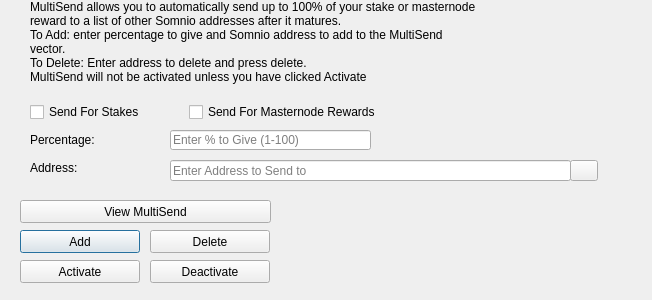
First picture: the form in src/qt/forms/multisenddialog.ui, repository MCLXI/TSC, before the edit.
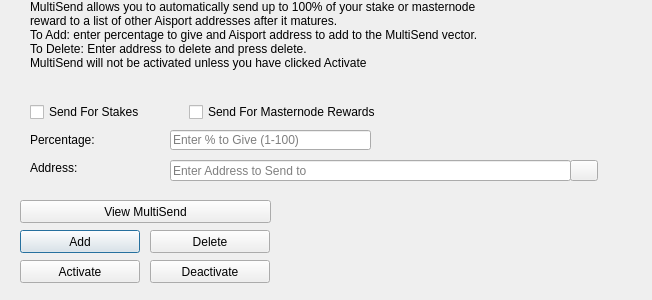
Second picture: the form after the edit. Icons and pictures are not drawn.

```diff
--- a/src/qt/forms/multisenddialog.ui
+++ b/src/qt/forms/multisenddialog.ui
@@ -61,8 +61,8 @@
     <number>1</number>
    </property>
    <property name="text">
-    <string>MultiSend allows you to automatically send up to 100% of your stake or masternode reward to a list of other Somnio addresses after it matures.
-To Add: enter percentage to give and Somnio address to add to the MultiSend vector.
+    <string>MultiSend allows you to automatically send up to 100% of your stake or masternode reward to a list of other Aisport addresses after it matures.
+To Add: enter percentage to give and Aisport address to add to the MultiSend vector.
 To Delete: Enter address to delete and press delete.
 MultiSend will not be activated unless you have clicked Activate</string>
    </property>
```
Left out of the diff: 4 changed lines with no effect on the pictures.
